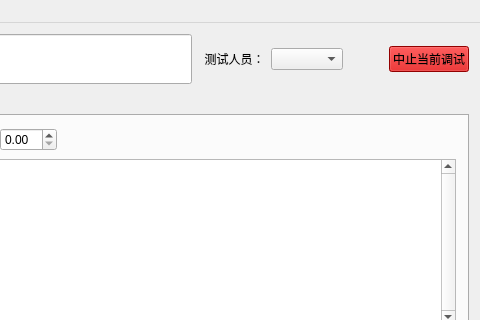
Qt form mainwindow.ui (hooray1998/PCSoftware) before a commit; both pictures show x 801 to 1281 and y 0 to 320 of the 1281 by 728 pixel window.
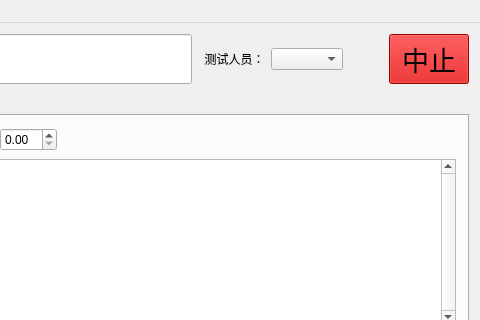
The same form after that commit.

Patch:
```diff
--- a/mainwindow.ui
+++ b/mainwindow.ui
@@ -124,11 +124,22 @@
         </item>
         <item>
          <widget class="QPushButton" name="pushButtonStop">
+          <property name="minimumSize">
+           <size>
+            <width>0</width>
+            <height>50</height>
+           </size>
+          </property>
+          <property name="font">
+           <font>
+            <pointsize>20</pointsize>
+           </font>
+          </property>
           <property name="styleSheet">
            <string notr="true">background:rgb(204, 0, 0)</string>
           </property>
           <property name="text">
-           <string>中止当前调试</string>
+           <string>中止</string>
           </property>
          </widget>
         </item>
```
